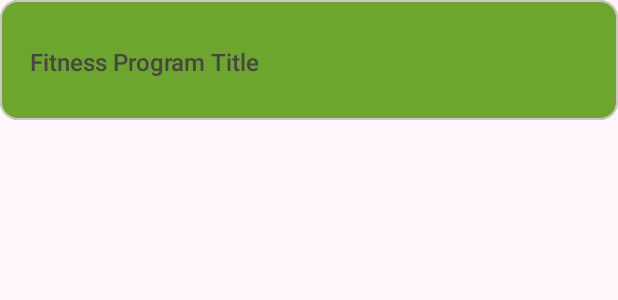
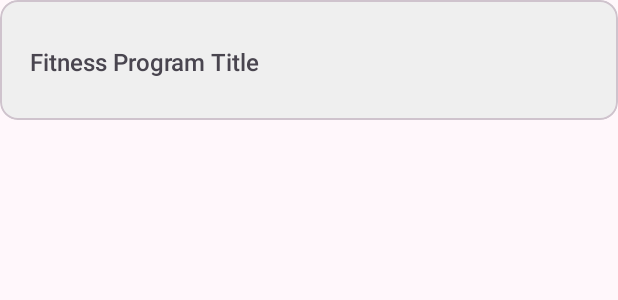
Before and after one commit to BasitAliHashmi/workout-library, an Android app: the layout single_mini_fitness_program_layout.xml on its own in the app's theme, with its tools: preview values and no code run, on a phone screen of 412 x 824 dp. Shown: the top 300 px of the screen. Run offline under Robolectric (Android 15) with nearby library versions, the phone set to English and light mode, and no system bars.

```diff
--- a/workout-library/build.gradle.kts
+++ b/workout-library/build.gradle.kts
@@ -92,7 +92,7 @@ publishing {
         create<MavenPublication>("maven") {
             groupId = "com.basit.libs"
             artifactId = "workout-library"
-            version = "1.2.0"
+            version = "1.2.1"
             afterEvaluate { artifact(tasks.getByName("bundleReleaseAar")) }
             //from(components["java"])
         }
--- a/workout-library/src/main/java/com/basit/workout_library/adapter/ListMiniFitnessProgramsAdapter.kt
+++ b/workout-library/src/main/java/com/basit/workout_library/adapter/ListMiniFitnessProgramsAdapter.kt
@@ -47,7 +47,7 @@ internal class ListMiniFitnessProgramsAdapter(private val fitnessPrograms: List<
             .error(ColorDrawable(Color.CYAN))
             .into(holder.fitnessIcon)
 
-        holder.mainCard.setCardBackgroundColor(Color.WHITE)
+        //holder.mainCard.setCardBackgroundColor(Color.WHITE)
 
         holder.mainCard.setOnClickListener {
             onClick.onItemClick(currentItem, 0)
--- a/workout-library/src/main/res/layout/single_mini_fitness_program_layout.xml
+++ b/workout-library/src/main/res/layout/single_mini_fitness_program_layout.xml
@@ -6,8 +6,7 @@
     android:layout_height="80dp"
     app:cardCornerRadius="12dp"
     app:cardPreventCornerOverlap="true"
-    app:cardElevation="0dp"
-    app:cardBackgroundColor="#6DA62C"
+    app:cardBackgroundColor="#EFEFEF"
     app:layout_constraintStart_toStartOf="parent"
     app:layout_constraintEnd_toEndOf="parent"
     app:layout_constraintTop_toTopOf="parent"
@@ -33,7 +32,6 @@
             android:layout_marginTop="2dp"
             android:fontFamily="@font/roboto_medium"
             android:text="Fitness Program Title"
-            android:textColor="#464646"
             android:textSize="16dp"
             app:layout_constraintStart_toStartOf="parent"
             app:layout_constraintTop_toTopOf="parent"
```
Also changed, not shown: app/src/main/java/com/basit/workout/MainActivity.kt (+15 -1 lines), workout-library/src/main/java/com/basit/workout_library/fragment/ReportsFragment.kt (+9 -3 lines).
